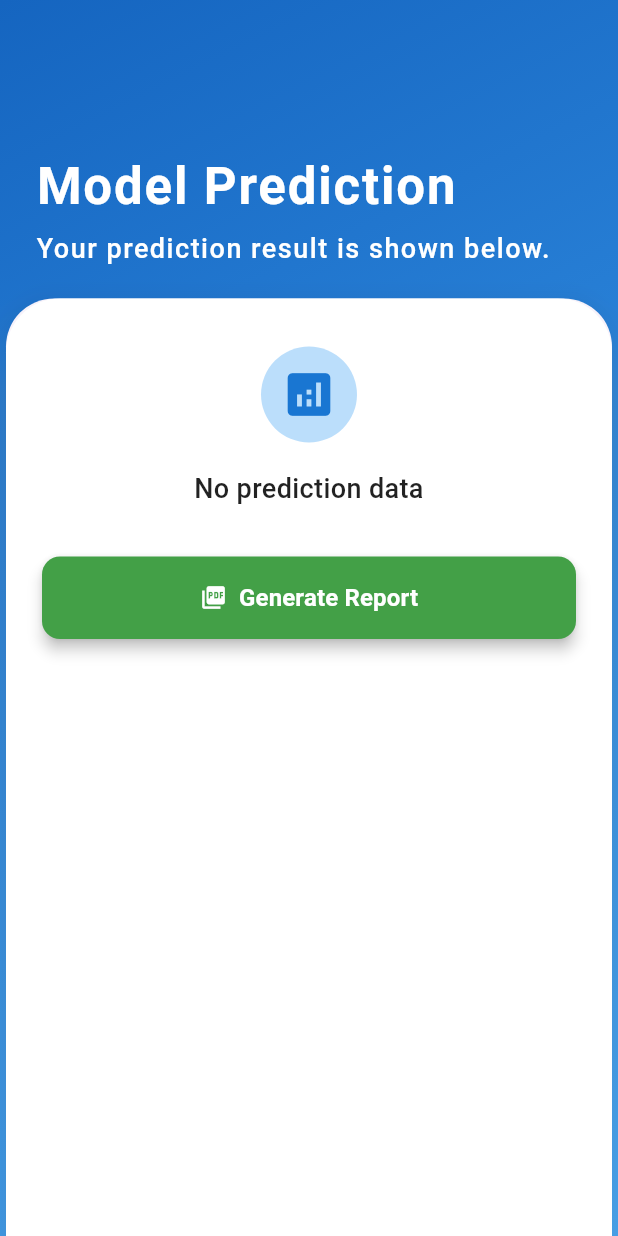
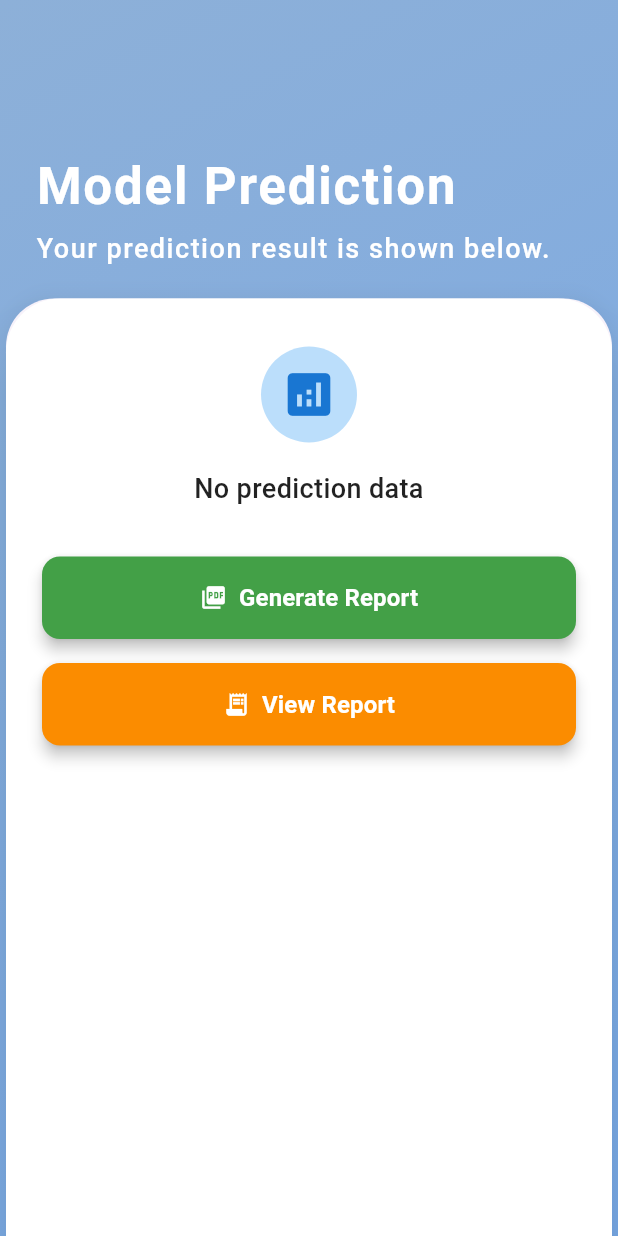
Before and after one commit to Shahzaibkhan80/fyp_project, a Flutter app: the Modelprediction screen opened directly, on a phone screen of 412 x 824 dp. Run offline on Flutter 3.47's test engine with Material 3 defaults, Android fonts, the phone set to English and light mode, and no system bars; our stand-ins replace cloud_firestore, firebase_auth, firebase_core, image_picker, pdf, pinput and 1 more; missing offline and left inert: tflite_flutter; accounts and stored records are empty.

Commit message:
changes view report and ui

```diff
--- /dev/null
+++ b/lib/models/view_report_model.dart
@@ -0,0 +1,17 @@
+class ViewReportModel {
+  final String name;
+  final String email;
+  final String phone;
+  final String age;
+  final String gender;
+  final String prediction;
+
+  ViewReportModel({
+    required this.name,
+    required this.email,
+    required this.phone,
+    required this.age,
+    required this.gender,
+    required this.prediction,
+  });
+}
--- a/lib/view/auth/forgotScreen/forgot_screen.dart
+++ b/lib/view/auth/forgotScreen/forgot_screen.dart
@@ -33,8 +33,8 @@ class ForgotScreen extends StatelessWidget {
               decoration: const BoxDecoration(
                 gradient: LinearGradient(
                   colors: [
-                    Color(0xFFE3F0FF), // Light blue/grey
-                    Color(0xFFF8FBFF), // Almost white
+                    Color.fromARGB(255, 141, 176, 216),
+                    Color.fromARGB(255, 118, 167, 231),
                   ],
                   begin: Alignment.topLeft,
                   end: Alignment.bottomRight,
--- a/lib/view/auth/registerScreen/register_screen.dart
+++ b/lib/view/auth/registerScreen/register_screen.dart
@@ -33,8 +33,8 @@ class RegisterScreen extends StatelessWidget {
                   decoration: const BoxDecoration(
                     gradient: LinearGradient(
                       colors: [
-                        Color(0xFF1565C0),
-                        Color(0xFF42A5F5),
+                        Color.fromARGB(255, 141, 176, 216),
+                        Color.fromARGB(255, 118, 167, 231),
                       ],
                       begin: Alignment.topLeft,
                       end: Alignment.bottomRight,
--- a/lib/view/dashboard/modelPrediction/modelprediction.dart
+++ b/lib/view/dashboard/modelPrediction/modelprediction.dart
@@ -1,6 +1,9 @@
 import 'package:flutter/material.dart';
 import 'package:provider/provider.dart';
 import 'package:fyp_project/view_modal/provider/generalProvider/general_provider.dart';
+
+import '../../../models/view_report_model.dart';
+import '../veiwReport/viewReport.dart';
 
 class Modelprediction extends StatelessWidget {
   final String predictionResult;
@@ -19,8 +22,8 @@ class Modelprediction extends StatelessWidget {
             decoration: const BoxDecoration(
               gradient: LinearGradient(
                 colors: [
-                  Color(0xFF1565C0),
-                  Color(0xFF42A5F5),
+                  Color.fromARGB(255, 141, 176, 216),
+                  Color.fromARGB(255, 118, 167, 231),
                 ],
                 begin: Alignment.topLeft,
                 end: Alignment.bottomRight,
@@ -133,6 +136,62 @@ class Modelprediction extends StatelessWidget {
                               },
                             ),
                           ),
+                          const SizedBox(height: 16),
+                          SizedBox(
+                            width: double.infinity,
+                            child: Consumer<GeneralProvider>(
+                              builder: (context, provider, child) {
+                                return ElevatedButton.icon(
+                                  style: ElevatedButton.styleFrom(
+                                    backgroundColor: Colors.orange.shade600,
+                                    foregroundColor: Colors.white,
+                                    padding: const EdgeInsets.symmetric(
+                                        vertical: 16),
+                                    shape: RoundedRectangleBorder(
+                                      borderRadius: BorderRadius.circular(12),
+                                    ),
+                                    elevation: 4,
+                                  ),
+                                  icon: const Icon(Icons.receipt_long),
+                                  label: const Text(
+                                    "View Report",
+                                    style: TextStyle(
+                                        fontSize: 16,
+                                        fontWeight: FontWeight.bold),
+                                  ),
+                                  onPressed: () async {
+                                    final userData =
+                                        await provider.fetchUserData();
+                                    if (userData != null) {
+                                      Navigator.push(
+                                        context,
+                                        MaterialPageRoute(
+                                          builder: (context) => Viewreport(
+                                            report: ViewReportModel(
+                                              name: userData['name'] ?? '',
+                                              email: userData['email'] ?? '',
+                                              phone:
+                                                  userData['contactNo'] ?? '',
+                                              age: userData['age'] ?? '',
+                                              gender: userData['gender'] ?? '',
+                                              prediction: predictionResult,
+                                            ),
+                                          ),
+                                        ),
+                                      );
+                                    } else {
+                                      ScaffoldMessenger.of(context)
+                                          .showSnackBar(
+                                        const SnackBar(
+                                            content:
+                                                Text('User data not found!')),
+                                      );
+                                    }
+                                  },
+                                );
+                              },
+                            ),
+                          ),
                         ],
                       ),
                     ),
```
Also changed, not shown: lib/helper/info_row.dart (added, +31 -0 lines), lib/view/auth/loginScreen/login_screen.dart (+31 -34 lines), lib/view/dashboard/generateReport/report_generate.dart (+28 -0 lines), lib/view/dashboard/uploadImage/upload_image.dart (+11 -7 lines), lib/view/dashboard/veiwReport/viewReport.dart (added, +170 -0 lines), lib/view_modal/provider/generalProvider/general_provider.dart (+12 -0 lines), 4 other files.
